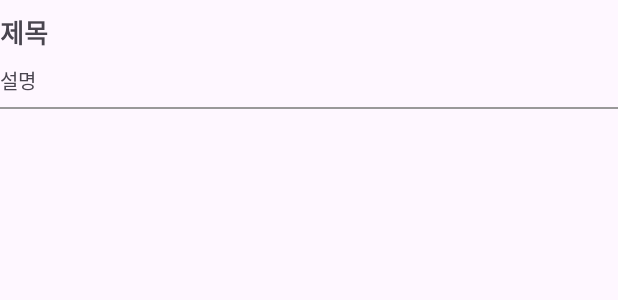
After one commit to meronana/Joshimhe, an Android app: the layout item_search.xml on its own in the app's theme, with its tools: preview values and no code run, on a phone screen of 412 x 824 dp. The commit adds this screen. Shown: the top 300 px of the screen. Run offline under Robolectric (Android 15) with nearby library versions, the phone set to English and light mode, and no system bars.

Commit message:
search item 추가

```diff
--- /dev/null
+++ b/app/src/main/res/layout/item_search.xml
@@ -0,0 +1,40 @@
+<?xml version="1.0" encoding="utf-8"?>
+<LinearLayout xmlns:android="http://schemas.android.com/apk/res/android"
+    android:id="@+id/item_root"
+    android:layout_width="match_parent"
+    android:layout_height="wrap_content">
+
+    <LinearLayout
+        android:layout_width="match_parent"
+        android:layout_height="match_parent"
+        android:layout_weight="6"
+        android:orientation="vertical">
+
+        <TextView
+            android:id="@+id/item_title"
+            android:layout_width="match_parent"
+            android:layout_height="0dp"
+            android:layout_weight="1"
+            android:textSize="17sp"
+            android:textStyle="bold"
+            android:paddingTop="8dp"
+            android:text="제목"/>
+
+        <TextView
+            android:id="@+id/item_content"
+            android:layout_width="match_parent"
+            android:layout_height="0dp"
+            android:layout_weight="1"
+            android:paddingTop="8dp"
+            android:paddingBottom="8dp"
+            android:textSize="13sp"
+            android:text="설명" />
+
+        <View
+            android:layout_width="match_parent"
+            android:layout_height="1dp"
+            android:background="#999999"/>
+
+    </LinearLayout>
+
+</LinearLayout>
```
Also changed, not shown: app/src/main/res/layout/activity_search.xml (+3 -47 lines).
